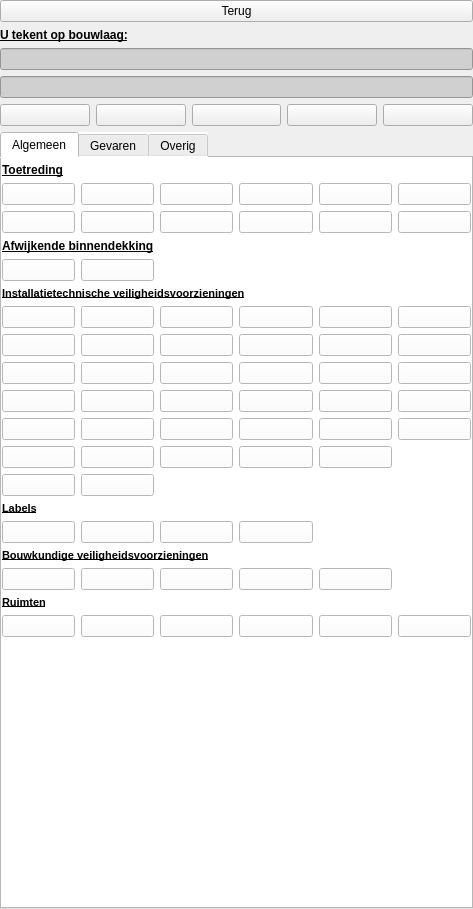
The window that plugin/oiv/bag_pand/oiv_tekenen_widget.ui (OIV-NL-QGIS/QGIS_project) describes before a commit, drawn with Qt 5.
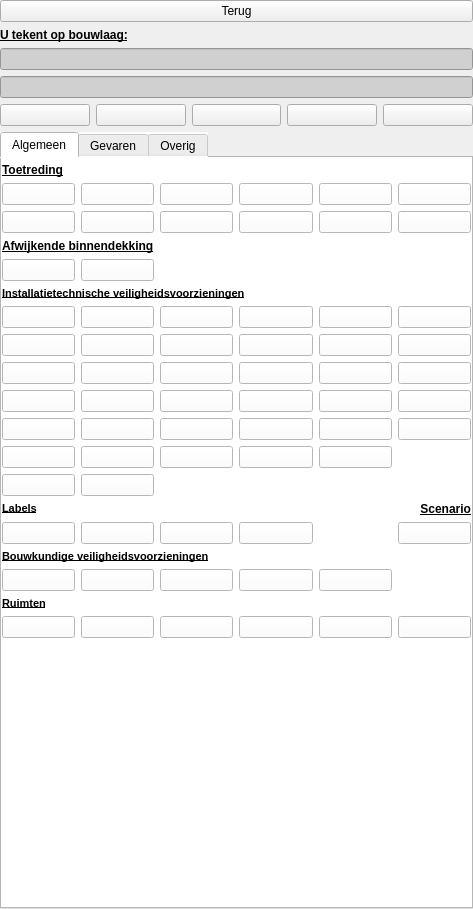
The same window after the commit. Icons and pictures are not drawn.

```diff
--- a/plugin/oiv/bag_pand/oiv_tekenen_widget.ui
+++ b/plugin/oiv/bag_pand/oiv_tekenen_widget.ui
@@ -448,29 +448,6 @@
                 </property>
                </widget>
               </item>
-              <item row="14" column="0" colspan="6">
-               <widget class="QLabel" name="label_2">
-                <property name="sizePolicy">
-                 <sizepolicy hsizetype="Preferred" vsizetype="Fixed">
-                  <horstretch>0</horstretch>
-                  <verstretch>0</verstretch>
-                 </sizepolicy>
-                </property>
-                <property name="font">
-                 <font>
-                  <family>Arial</family>
-                  <pointsize>8</pointsize>
-                  <weight>75</weight>
-                  <bold>true</bold>
-                  <underline>true</underline>
-                  <strikeout>false</strikeout>
-                 </font>
-                </property>
-                <property name="text">
-                 <string>Labels</string>
-                </property>
-               </widget>
-              </item>
               <item row="8" column="1">
                <widget class="QPushButton" name="afsluiter_elektra">
                 <property name="enabled">
@@ -2810,6 +2787,91 @@
                 </property>
                </widget>
               </item>
+              <item row="15" column="5">
+               <widget class="QPushButton" name="scenario_locatie">
+                <property name="enabled">
+                 <bool>true</bool>
+                </property>
+                <property name="sizePolicy">
+                 <sizepolicy hsizetype="Minimum" vsizetype="Fixed">
+                  <horstretch>0</horstretch>
+                  <verstretch>0</verstretch>
+                 </sizepolicy>
+                </property>
+                <property name="text">
+                 <string/>
+                </property>
+                <property name="icon">
+                 <iconset>
+                  <normaloff>:/plugins/oiv/config_files/png/scenario_locatie.png</normaloff>:/plugins/oiv/config_files/png/scenario_locatie.png</iconset>
+                </property>
+                <property name="iconSize">
+                 <size>
+                  <width>28</width>
+                  <height>28</height>
+                 </size>
+                </property>
+                <property name="checkable">
+                 <bool>false</bool>
+                </property>
+                <property name="autoDefault">
+                 <bool>false</bool>
+                </property>
+                <property name="default">
+                 <bool>false</bool>
+                </property>
+                <property name="flat">
+                 <bool>false</bool>
+                </property>
+               </widget>
+              </item>
+              <item row="14" column="0" colspan="3">
+               <widget class="QLabel" name="label_2">
+                <property name="sizePolicy">
+                 <sizepolicy hsizetype="Preferred" vsizetype="Fixed">
+                  <horstretch>0</horstretch>
+                  <verstretch>0</verstretch>
+                 </sizepolicy>
+                </property>
+                <property name="font">
+                 <font>
+                  <family>Arial</family>
+                  <pointsize>8</pointsize>
+                  <weight>75</weight>
+                  <bold>true</bold>
+                  <underline>true</underline>
+                  <strikeout>false</strikeout>
+                 </font>
+                </property>
+                <property name="text">
+                 <string>Labels</string>
+                </property>
+               </widget>
+              </item>
+              <item row="14" column="3" colspan="3">
+               <widget class="QLabel" name="label_35">
+                <property name="sizePolicy">
+                 <sizepolicy hsizetype="Preferred" vsizetype="Fixed">
+                  <horstretch>0</horstretch>
+                  <verstretch>0</verstretch>
+                 </sizepolicy>
+                </property>
+                <property name="font">
+                 <font>
+                  <family>Arial</family>
+                  <weight>75</weight>
+                  <bold>true</bold>
+                  <underline>true</underline>
+                 </font>
+                </property>
+                <property name="text">
+                 <string>Scenario</string>
+                </property>
+                <property name="alignment">
+                 <set>Qt::AlignRight|Qt::AlignTrailing|Qt::AlignVCenter</set>
+                </property>
+               </widget>
+              </item>
              </layout>
             </widget>
             <widget class="QWidget" name="tab_2">
```
Left out of the diff: 242 changed lines with no effect on the pictures.
